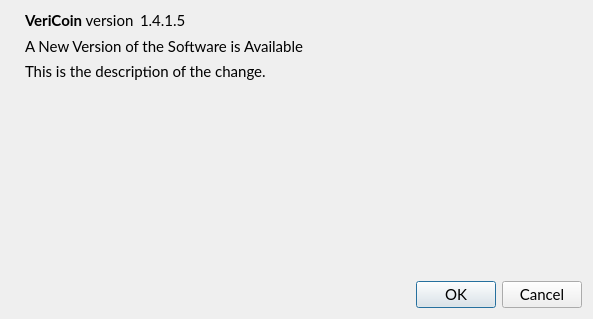
Old version of the form src/qt/forms/updatedialog.ui in the repository VeriConomy/vericoin.
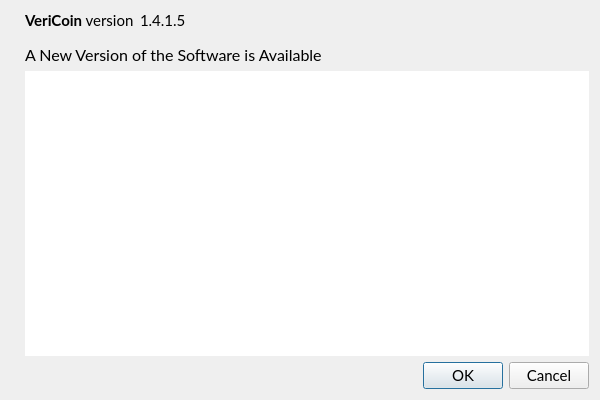
New version of the form. Icons and pictures are not drawn.

Patch:
```diff
--- a/src/qt/forms/updatedialog.ui
+++ b/src/qt/forms/updatedialog.ui
@@ -6,8 +6,8 @@
    <rect>
     <x>0</x>
     <y>0</y>
-    <width>593</width>
-    <height>319</height>
+    <width>600</width>
+    <height>400</height>
    </rect>
   </property>
   <property name="font">
@@ -37,6 +37,12 @@
     <layout class="QVBoxLayout" name="verticalLayout_2">
      <item>
       <layout class="QHBoxLayout" name="horizontalLayout">
+       <property name="leftMargin">
+        <number>0</number>
+       </property>
+       <property name="bottomMargin">
+        <number>8</number>
+       </property>
        <item>
         <widget class="QLabel" name="label">
          <property name="cursor">
@@ -82,49 +88,53 @@
       <widget class="QLabel" name="title">
        <property name="font">
         <font>
-         <pointsize>11</pointsize>
+         <pointsize>12</pointsize>
         </font>
        </property>
        <property name="cursor">
         <cursorShape>IBeamCursor</cursorShape>
        </property>
+       <property name="styleSheet">
+        <string notr="true"/>
+       </property>
        <property name="text">
         <string>A New Version of the Software is Available</string>
        </property>
+       <property name="alignment">
+        <set>Qt::AlignLeading|Qt::AlignLeft|Qt::AlignTop</set>
+       </property>
        <property name="textInteractionFlags">
         <set>Qt::LinksAccessibleByMouse|Qt::TextSelectableByKeyboard|Qt::TextSelectableByMouse</set>
        </property>
       </widget>
      </item>
      <item>
-      <widget class="QLabel" name="description">
-       <property name="cursor">
-        <cursorShape>IBeamCursor</cursorShape>
+      <widget class="QTextEdit" name="description">
+       <property name="font">
+        <font>
+         <pointsize>10</pointsize>
+        </font>
        </property>
-       <property name="text">
-        <string>This is the description of the change.</string>
+       <property name="frameShape">
+        <enum>QFrame::NoFrame</enum>
        </property>
-       <property name="wordWrap">
+       <property name="horizontalScrollBarPolicy">
+        <enum>Qt::ScrollBarAlwaysOff</enum>
+       </property>
+       <property name="undoRedoEnabled">
+        <bool>false</bool>
+       </property>
+       <property name="readOnly">
         <bool>true</bool>
        </property>
-       <property name="textInteractionFlags">
-        <set>Qt::LinksAccessibleByMouse|Qt::TextSelectableByKeyboard|Qt::TextSelectableByMouse</set>
+       <property name="cursorWidth">
+        <number>1</number>
+       </property>
+       <property name="placeholderText">
+        <string extracomment="This is the description of the change."/>
        </property>
       </widget>
      </item>
-     <item>
-      <spacer name="verticalSpacer">
-       <property name="orientation">
-        <enum>Qt::Vertical</enum>
-       </property>
-       <property name="sizeHint" stdset="0">
-        <size>
-         <width>20</width>
-         <height>40</height>
-        </size>
-       </property>
-      </spacer>
-     </item>
      <item>
       <widget class="QDialogButtonBox" name="buttonBox">
        <property name="orientation">
```
Left out of the diff: 2 changed lines with no effect on the pictures.
